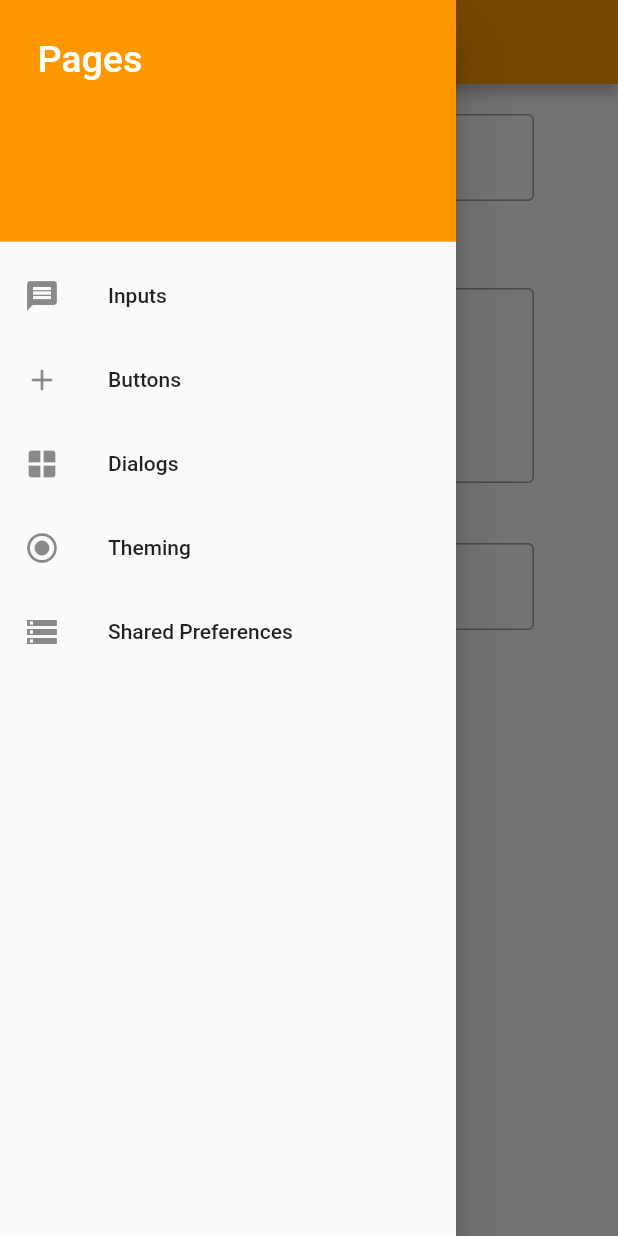
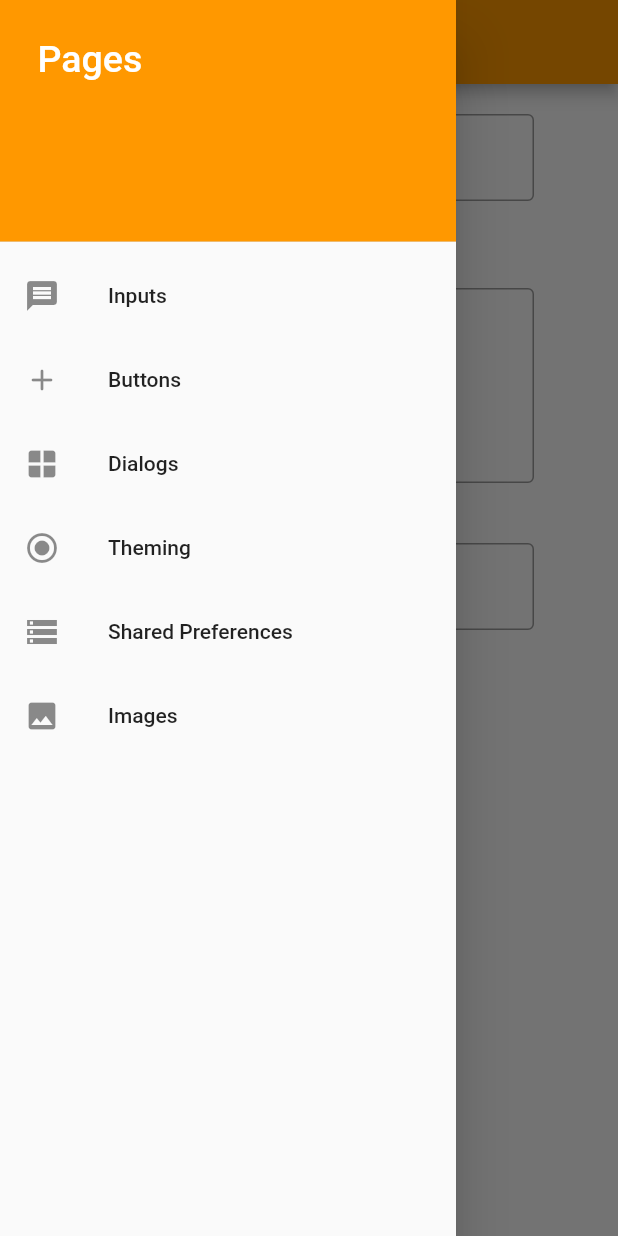
Before and after one commit to shuangxuetwelve/flutter_practice, a Flutter app: the screen it shows after launch, with the side drawer open, on a phone screen of 412 x 824 dp. Run offline on Flutter 3.47's test engine with Material 2 defaults, Android fonts, the phone set to English and light mode, and no system bars; our stand-ins replace shared_preferences.

Commit message:
Add the page images

```diff
--- a/lib/components/side_menu.dart
+++ b/lib/components/side_menu.dart
@@ -48,6 +48,11 @@ class SideMenu extends StatelessWidget {
           title: const Text("Shared Preferences"),
           onTap: () => _onTap(PageType.sharedPreferences),
         ),
+        ListTile(
+          leading: const Icon(Icons.image),
+          title: const Text("Images"),
+          onTap: () => _onTap(PageType.images),
+        ),
       ],
     );
   }
--- a/lib/constants/common.dart
+++ b/lib/constants/common.dart
@@ -4,4 +4,5 @@ enum PageType {
   dialogs,
   theming,
   sharedPreferences,
+  images,
 }
--- a/lib/main.dart
+++ b/lib/main.dart
@@ -4,6 +4,7 @@ import 'pages/buttons.dart';
 import 'pages/dialogs.dart';
 import 'pages/theming.dart';
 import 'pages/shared_preferences.dart';
+import 'pages/images.dart' as imagesPage;
 import 'components/side_menu.dart';
 import 'constants/common.dart';
 
@@ -81,9 +82,13 @@ class PageContainer extends StatelessWidget {
           return Theming();
         }
       case PageType.sharedPreferences:
+        {
+          return const SharedPreferencesPage();
+        }
+      case PageType.images:
       default:
         {
-          return const SharedPreferencesPage();
+          return const imagesPage.Page();
         }
     }
   }
```
Also changed, not shown: lib/pages/images.dart (added, +10 -0 lines).
